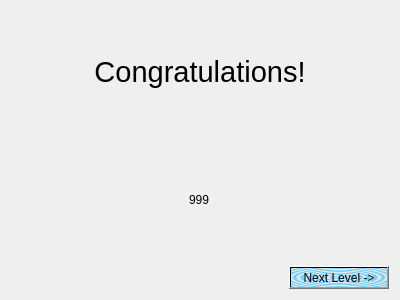
Old version of the form headers/level_pass.ui in the repository s-Konrad/sokoban-game.
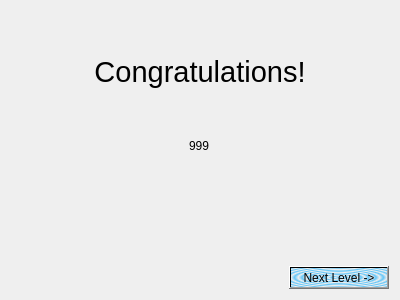
New version of the form.

Commit message: cosmetic changes to gui apearance

Patch:
```diff
--- a/headers/level_pass.ui
+++ b/headers/level_pass.ui
@@ -40,6 +40,9 @@
        <property name="text">
         <string>999</string>
        </property>
+       <property name="alignment">
+        <set>Qt::AlignLeading|Qt::AlignLeft|Qt::AlignTop</set>
+       </property>
       </widget>
      </item>
     </layout>
```
The commit also changes 3 other files.
